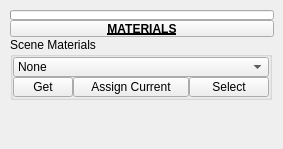
Above: tentacle/ui/uiLevel_3/materials.ui from m3trik/tentacle before the change. Below: the same form after it.
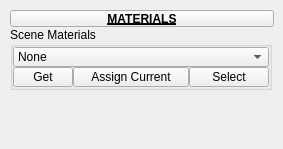
That is the form after the change. Custom widgets are drawn as their Qt base class.

Diff of the .ui file:
```diff
--- a/tentacle/ui/uiLevel_3/materials.ui
+++ b/tentacle/ui/uiLevel_3/materials.ui
@@ -57,7 +57,7 @@
      <property name="spacing">
       <number>0</number>
      </property>
-     <item row="4" column="1" colspan="2">
+     <item row="3" column="1" colspan="2">
       <layout class="QHBoxLayout" name="horizontalLayout">
        <item>
         <layout class="QVBoxLayout" name="verticalLayout">
@@ -102,34 +102,35 @@
       </layout>
      </item>
      <item row="0" column="1" colspan="2">
-      <widget class="ProgressBar" name="progressBar">
-       <property name="sizePolicy">
-        <sizepolicy hsizetype="Ignored" vsizetype="Fixed">
-         <horstretch>0</horstretch>
-         <verstretch>0</verstretch>
-        </sizepolicy>
-       </property>
+      <widget class="PushButtonDraggable" name="draggable_header">
        <property name="minimumSize">
         <size>
-         <width>0</width>
-         <height>10</height>
+         <width>19</width>
+         <height>17</height>
         </size>
        </property>
        <property name="maximumSize">
         <size>
-         <width>16777215</width>
-         <height>10</height>
+         <width>999</width>
+         <height>17</height>
         </size>
        </property>
-       <property name="value">
-        <number>0</number>
+       <property name="font">
+        <font>
+         <weight>75</weight>
+         <bold>true</bold>
+         <underline>true</underline>
+        </font>
        </property>
-       <property name="textVisible">
-        <bool>false</bool>
+       <property name="text">
+        <string>MATERIALS</string>
+       </property>
+       <property name="checkable">
+        <bool>true</bool>
        </property>
       </widget>
      </item>
-     <item row="2" column="1" rowspan="2" colspan="2">
+     <item row="1" column="1" rowspan="2" colspan="2">
       <widget class="QGroupBox" name="group000">
        <property name="sizePolicy">
         <sizepolicy hsizetype="Fixed" vsizetype="Fixed">
@@ -306,35 +307,6 @@
        </layout>
       </widget>
      </item>
-     <item row="1" column="1" colspan="2">
-      <widget class="PushButtonDraggable" name="draggable_header">
-       <property name="minimumSize">
-        <size>
-         <width>19</width>
-         <height>17</height>
-        </size>
-       </property>
-       <property name="maximumSize">
-        <size>
-         <width>999</width>
-         <height>17</height>
-        </size>
-       </property>
-       <property name="font">
-        <font>
-         <weight>75</weight>
-         <bold>true</bold>
-         <underline>true</underline>
-        </font>
-       </property>
-       <property name="text">
-        <string>MATERIALS</string>
-       </property>
-       <property name="checkable">
-        <bool>true</bool>
-       </property>
-      </widget>
-     </item>
     </layout>
    </widget>
   </widget>
@@ -345,11 +317,6 @@
    <extends>QPushButton</extends>
    <header>widgets.pushbuttondraggable.h</header>
   </customwidget>
-  <customwidget>
-   <class>ProgressBar</class>
-   <extends>QProgressBar</extends>
-   <header>widgets.progressbar.h</header>
-  </customwidget>
   <customwidget>
    <class>PushButton</class>
    <extends>QPushButton</extends>
```
